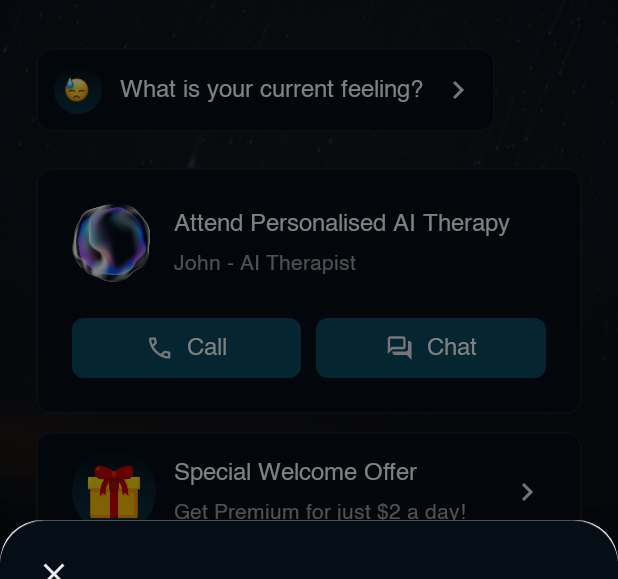
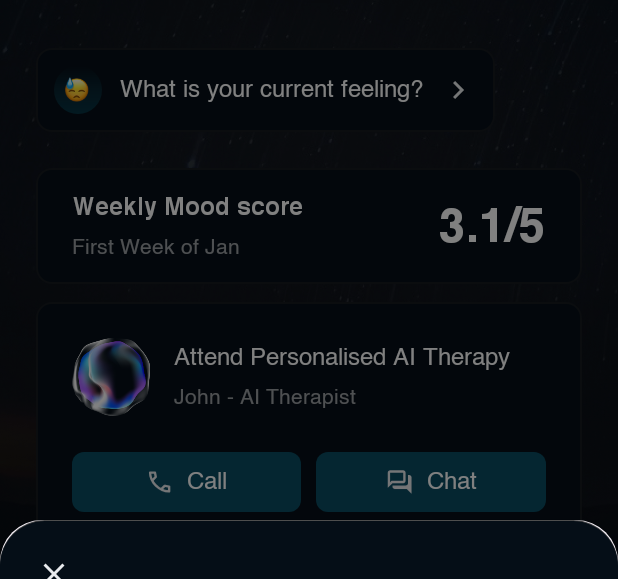
Before and after one commit to aninarafath6/sereno, an Android app: the HomeActivity screen opened directly, with no data from a screen before it, after a tap on "What is your current feeling?", on a phone screen of 412 x 824 dp, the part 99-678 px from its top. Run offline under Robolectric (Android 15) with nearby library versions, the phone set to English and light mode, and no system bars; 1 other tap on this screen came first.

Commit message:
Ambient selector ui

```diff
--- /dev/null
+++ b/app/src/main/res/drawable/ic_info.xml
@@ -0,0 +1,9 @@
+<vector xmlns:android="http://schemas.android.com/apk/res/android"
+    android:width="24dp"
+    android:height="24dp"
+    android:viewportWidth="960"
+    android:viewportHeight="960">
+  <path
+      android:pathData="M440,680h80v-240h-80v240ZM480,360q17,0 28.5,-11.5T520,320q0,-17 -11.5,-28.5T480,280q-17,0 -28.5,11.5T440,320q0,17 11.5,28.5T480,360ZM480,880q-83,0 -156,-31.5T197,763q-54,-54 -85.5,-127T80,480q0,-83 31.5,-156T197,197q54,-54 127,-85.5T480,80q83,0 156,31.5T763,197q54,54 85.5,127T880,480q0,83 -31.5,156T763,763q-54,54 -127,85.5T480,880ZM480,800q134,0 227,-93t93,-227q0,-134 -93,-227t-227,-93q-134,0 -227,93t-93,227q0,134 93,227t227,93ZM480,480Z"
+      android:fillColor="#e8eaed"/>
+</vector>
--- a/app/src/main/res/layout/activity_home.xml
+++ b/app/src/main/res/layout/activity_home.xml
@@ -31,6 +31,10 @@
             layout="@layout/home_feeling_card" />
 
         <include
+            android:id="@+id/homeWeekScoreCard"
+            layout="@layout/home_week_mood_score_card" />
+
+        <include
             android:id="@+id/homeTherapyCard"
             layout="@layout/home_therapy_card" />
 
@@ -38,6 +42,10 @@
             android:id="@+id/homePremiumCard"
             layout="@layout/premium_offer_card" />
 
+        <include
+            android:id="@+id/homeAmbientModeCard"
+            layout="@layout/home_ambient_mode_card"
+            />
+
     </LinearLayout>
-
 </androidx.constraintlayout.widget.ConstraintLayout>
--- /dev/null
+++ b/app/src/main/res/layout/home_ambient_mode_card.xml
@@ -0,0 +1,97 @@
+<?xml version="1.0" encoding="utf-8"?>
+<LinearLayout xmlns:android="http://schemas.android.com/apk/res/android"
+    android:layout_width="match_parent"
+    android:layout_height="wrap_content"
+    android:layout_gravity="center"
+    android:layout_marginTop="12dp"
+    android:gravity="center"
+    android:orientation="horizontal">
+
+    <LinearLayout
+        android:id="@+id/deepSleep"
+        android:layout_width="0dp"
+        android:layout_height="100dp"
+        android:layout_weight="1"
+        android:background="@drawable/home_item_bg"
+        android:gravity="center"
+        android:orientation="vertical"
+        android:paddingHorizontal="24dp"
+        android:paddingVertical="12dp">
+
+        <ImageView
+            android:layout_width="28dp"
+            android:layout_height="28dp"
+            android:src="@drawable/ic_tierd" />
+
+        <TextView
+            android:layout_width="wrap_content"
+            android:layout_height="wrap_content"
+            android:layout_marginTop="8dp"
+            android:fontFamily="@font/helvetica"
+            android:gravity="center"
+            android:text="Sleep"
+            android:textColor="@color/white"
+            android:textSize="14sp"
+            android:textStyle="normal" />
+
+    </LinearLayout>
+
+    <LinearLayout
+        android:id="@+id/focus"
+        android:layout_width="0dp"
+        android:layout_height="100dp"
+        android:layout_marginStart="12dp"
+        android:layout_weight="1"
+        android:background="@drawable/home_item_bg"
+        android:gravity="center"
+        android:orientation="vertical"
+        android:paddingHorizontal="24dp"
+        android:paddingVertical="12dp">
+
+        <ImageView
+            android:layout_width="28dp"
+            android:layout_height="28dp"
+            android:src="@drawable/ic_work" />
+
+        <TextView
+            android:layout_width="wrap_content"
+            android:layout_height="wrap_content"
+            android:layout_marginTop="8dp"
+            android:fontFamily="@font/helvetica"
+            android:gravity="center"
+            android:text="Focus"
+            android:textColor="@color/white"
+            android:textSize="14sp"
+            android:textStyle="normal" />
+
+    </LinearLayout>
+
+    <LinearLayout
+        android:id="@+id/meditate"
+        android:layout_width="0dp"
+        android:layout_height="100dp"
+        android:layout_marginStart="12dp"
+        android:layout_weight="1"
+        android:background="@drawable/home_item_bg"
+        android:gravity="center"
+        android:orientation="vertical"
+        android:paddingHorizontal="24dp"
+        android:paddingVertical="12dp">
+
+        <ImageView
+            android:layout_width="28dp"
+            android:layout_height="28dp"
+            android:src="@drawable/ic_meditate" />
+
+        <TextView
+            android:layout_width="wrap_content"
+            android:layout_height="wrap_content"
+            android:layout_marginTop="8dp"
+            android:fontFamily="@font/helvetica"
+            android:gravity="center"
+            android:text="Meditate"
+            android:textColor="@color/white"
+            android:textSize="14sp"
+            android:textStyle="normal" />
+    </LinearLayout>
+</LinearLayout>
--- a/app/src/main/res/layout/home_therapy_card.xml
+++ b/app/src/main/res/layout/home_therapy_card.xml
@@ -4,7 +4,7 @@
     android:layout_width="match_parent"
     android:layout_height="wrap_content"
     android:layout_gravity="center"
-    android:layout_marginTop="24dp"
+    android:layout_marginTop="12dp"
     android:background="@drawable/home_item_bg"
     android:gravity="center"
     android:orientation="vertical"
--- /dev/null
+++ b/app/src/main/res/layout/home_week_mood_score_card.xml
@@ -0,0 +1,46 @@
+<?xml version="1.0" encoding="utf-8"?>
+<LinearLayout xmlns:android="http://schemas.android.com/apk/res/android"
+    android:layout_width="match_parent"
+    android:layout_height="wrap_content"
+    android:layout_gravity="center"
+    android:layout_marginTop="24dp"
+    android:background="@drawable/home_item_bg"
+    android:gravity="center"
+    android:orientation="horizontal"
+    android:paddingHorizontal="24dp"
+    android:paddingVertical="12dp">
+
+    <LinearLayout
+        android:layout_width="0dp"
+        android:layout_height="wrap_content"
+        android:layout_weight="1"
+        android:orientation="vertical">
+
+        <TextView
+            android:layout_width="match_parent"
+            android:layout_height="wrap_content"
+            android:fontFamily="@font/helvetica_bold"
+            android:text="Weekly Mood score"
+            android:textColor="@color/white"
+            android:textSize="16dp" />
+
+        <TextView
+            android:layout_width="match_parent"
+            android:layout_height="wrap_content"
+            android:layout_marginTop="2dp"
+            android:alpha=".6"
+            android:fontFamily="@font/helvetica"
+            android:text="First Week of Jan"
+            android:textColor="@color/white"
+            android:textSize="14dp" />
+
+    </LinearLayout>
+
+    <TextView
+        android:layout_width="wrap_content"
+        android:layout_height="wrap_content"
+        android:fontFamily="@font/helvetica_bold"
+        android:text="3.1/5"
+        android:textColor="@color/white"
+        android:textSize="32dp" />
+</LinearLayout>
```
Also changed, not shown: app/src/main/res/drawable/ic_meditate.png (added), app/src/main/res/drawable/ic_work.png (added), app/src/main/res/font/helvetica_bold.ttf (added).
